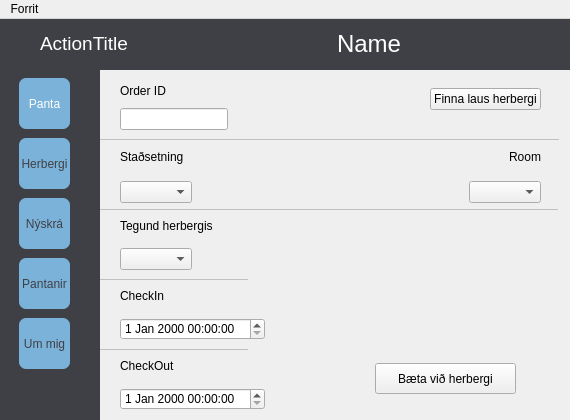
Old version of the form QtDesignerProject/reception.ui in the repository PeturSteinn/FORR2HF-Lokaverkefni.
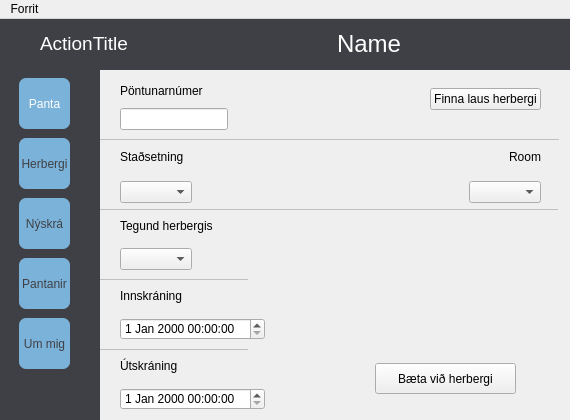
New version of the form. The open tabs and pages were chosen to show the change. Icons and pictures are not drawn.

Commit message: Breytti texta yfir í Íslensku, nú geta ekki tveir customers verið með sama notandanafn

What changed in the file:
```diff
--- a/QtDesignerProject/reception.ui
+++ b/QtDesignerProject/reception.ui
@@ -338,7 +338,7 @@
          <item alignment="Qt::AlignLeft">
           <widget class="QLabel" name="label_8">
            <property name="text">
-            <string>Order ID</string>
+            <string>Pöntunarnúmer</string>
            </property>
           </widget>
          </item>
@@ -428,7 +428,7 @@
          <item alignment="Qt::AlignLeft">
           <widget class="QLabel" name="label">
            <property name="text">
-            <string>CheckIn</string>
+            <string>Innskráning</string>
            </property>
           </widget>
          </item>
@@ -457,7 +457,7 @@
          <item alignment="Qt::AlignLeft">
           <widget class="QLabel" name="label_2">
            <property name="text">
-            <string>CheckOut</string>
+            <string>Útskráning</string>
            </property>
           </widget>
          </item>
```
The commit also changes 2 other files.
